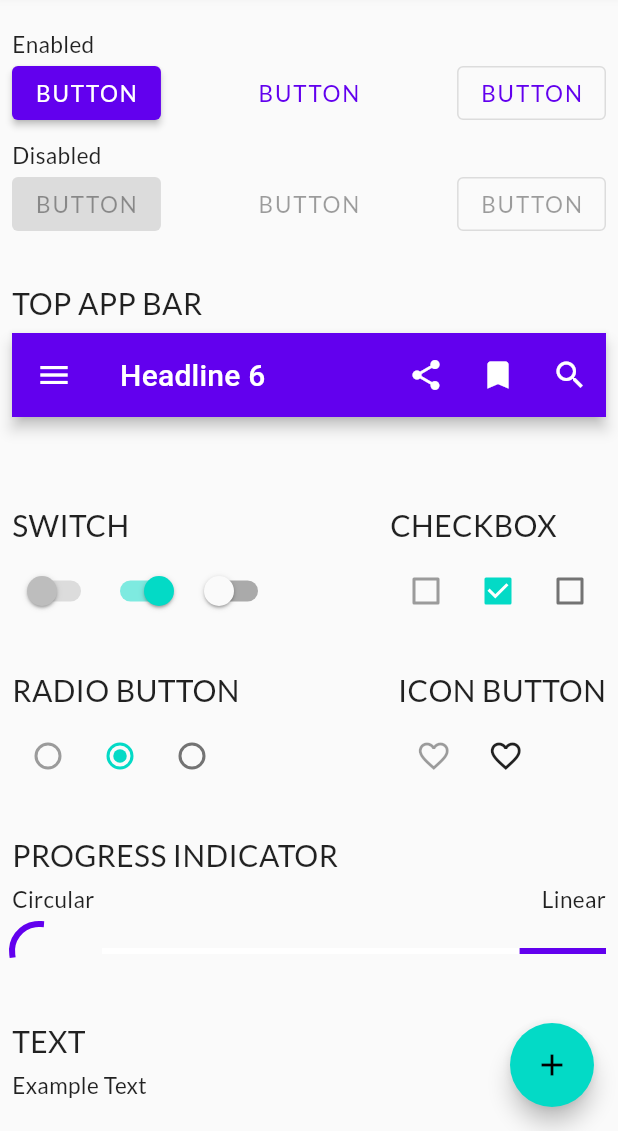
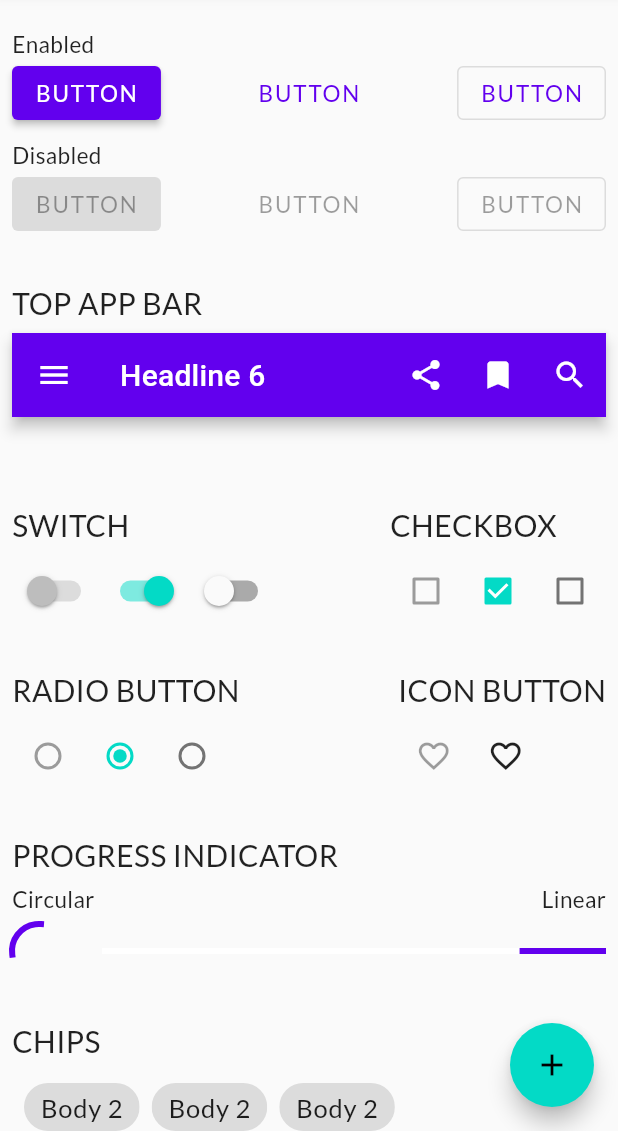
Before and after one commit to wondertalik/flutter_app_theme, a Flutter app: the screen it shows after launch, scrolled down 576 dp, on a phone screen of 412 x 824 dp, the part 105-1236 px from its top. Run offline on Flutter 3.47's test engine with Material 2 defaults, Android fonts, the phone set to English and light mode, and no system bars; our stand-ins replace google_fonts.

Commit message:
feat: add chips

```diff
--- a/lib/demo/view/demo_content.dart
+++ b/lib/demo/view/demo_content.dart
@@ -23,6 +23,8 @@ class DemoContent extends StatelessWidget {
             ComponentSpacer(),
             Progress(),
             ComponentSpacer(),
+            Chips(),
+            ComponentSpacer(),
             Texts(),
             ComponentSpacer(),
             TextFields(),
--- /dev/null
+++ b/lib/demo/widgets/chips.dart
@@ -0,0 +1,50 @@
+import 'package:flutter/material.dart';
+import 'package:flutter_app_theme/demo/demo.dart';
+
+class Chips extends StatelessWidget {
+  const Chips({
+    Key? key,
+  }) : super(key: key);
+
+  @override
+  Widget build(BuildContext context) {
+    return Column(
+      crossAxisAlignment: CrossAxisAlignment.start,
+      children: [
+        const Header(label: 'Chips'),
+        Row(
+          children: const [
+            Padding(
+              padding: EdgeInsets.only(left: 8.0),
+              child: Chip(label: Text('Body 2')),
+            ),
+            Padding(
+              padding: EdgeInsets.only(left: 8.0),
+              child: Chip(label: Text('Body 2')),
+            ),
+            Padding(
+              padding: EdgeInsets.only(left: 8.0),
+              child: Chip(label: Text('Body 2')),
+            ),
+          ],
+        ),
+        Row(
+          children: const [
+            Padding(
+              padding: EdgeInsets.only(left: 8.0),
+              child: Chip(label: Text('Body 2')),
+            ),
+            Padding(
+              padding: EdgeInsets.only(left: 8.0),
+              child: Chip(label: Text('Body 2')),
+            ),
+            Padding(
+              padding: EdgeInsets.only(left: 8.0),
+              child: Chip(label: Text('Body 2')),
+            ),
+          ],
+        ),
+      ],
+    );
+  }
+}
--- a/lib/demo/widgets/widgets.dart
+++ b/lib/demo/widgets/widgets.dart
@@ -7,4 +7,5 @@ export 'options.dart';
 export 'progress.dart';
 export 'textfields.dart';
 export 'texts.dart';
+export 'chips.dart';
 export 'top_app_bar.dart';
```
